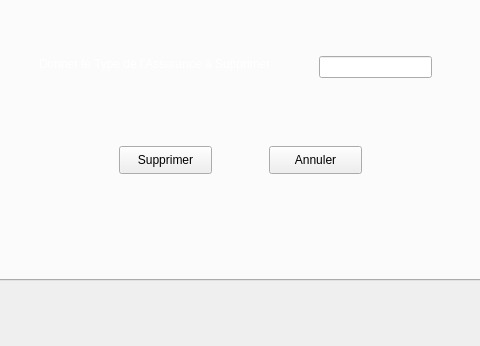
This is dialog_assurance.ui in eyawartateni/Smart_Factory_2A4 as Qt 5 draws it before an edit; both pictures show x 123 to 603 and y 220 to 566 of the 697 by 566 pixel window. The edited form follows.
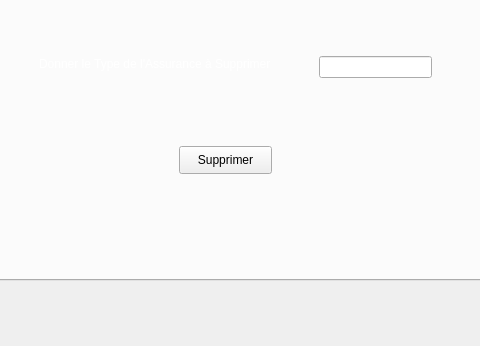
This is the edited form. The open tabs and pages were chosen to show the change. Icons and pictures are not drawn.

```diff
--- a/dialog_assurance.ui
+++ b/dialog_assurance.ui
@@ -204,7 +204,7 @@
     <widget class="QPushButton" name="supprimer">
      <property name="geometry">
       <rect>
-       <x>140</x>
+       <x>200</x>
        <y>180</y>
        <width>93</width>
        <height>28</height>
@@ -237,19 +237,6 @@
       </rect>
      </property>
     </widget>
-    <widget class="QPushButton" name="pushButton_18">
-     <property name="geometry">
-      <rect>
-       <x>290</x>
-       <y>180</y>
-       <width>93</width>
-       <height>28</height>
-      </rect>
-     </property>
-     <property name="text">
-      <string>Annuler</string>
-     </property>
-    </widget>
    </widget>
    <widget class="QWidget" name="tab_12">
     <attribute name="title">
```
Left out of the diff: 2 changed lines with no effect on the pictures.
